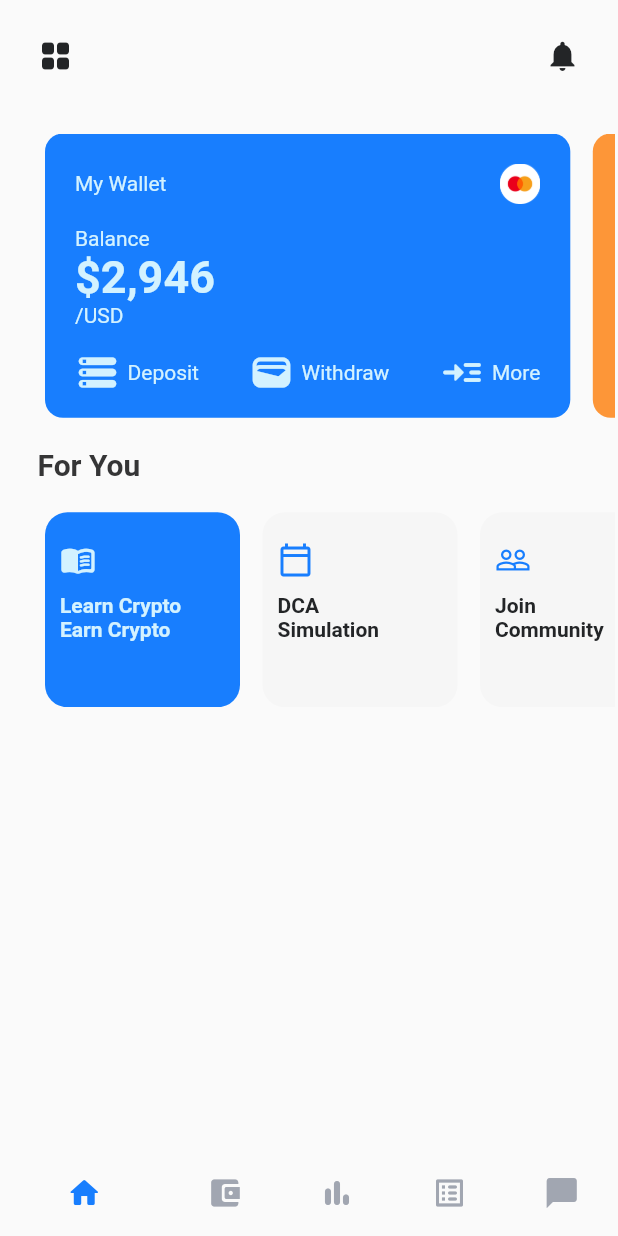
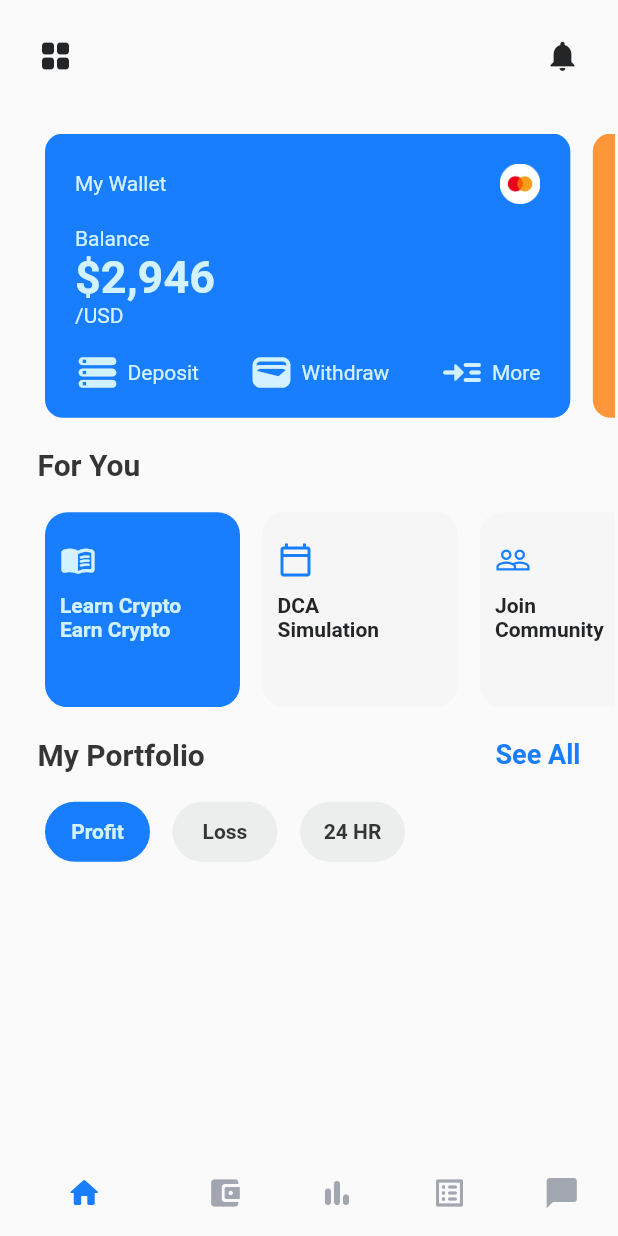
Before and after one commit to JerryAgbesi/Flutter_mini_projects, a Flutter app: the screen it shows after launch, on a phone screen of 412 x 824 dp. Run offline on Flutter 3.47's test engine with Material 2 defaults, Android fonts, the phone set to English and light mode, and no system bars; our stand-ins replace cached_network_image, cloud_firestore, flutter_colorpicker, flutter_dotenv, flutter_slidable, flutter_svg and 4 more; accounts and stored records are empty.

Commit message:
Add portfolio section with cards

```diff
--- a/cryptoman/lib/Screens/homepage.dart
+++ b/cryptoman/lib/Screens/homepage.dart
@@ -1,9 +1,11 @@
 import 'package:flutter/material.dart';
 import 'package:cryptoman/widgets/widgets.dart';
+import 'package:cryptoman/widgets/constants.dart';
 
 class HomePage extends StatefulWidget {
-  HomePage({super.key,});
-
+  HomePage({
+    super.key,
+  });
 
   @override
   State<HomePage> createState() => _HomePageState();
@@ -71,13 +73,7 @@ class _HomePageState extends State<HomePage> {
               padding: EdgeInsets.symmetric(horizontal: 25.0),
               child: Align(
                 alignment: Alignment.centerLeft,
-                child: Text(
-                  "For You",
-                  style: TextStyle(
-                      color: Color(0xFF353536),
-                      fontWeight: FontWeight.bold,
-                      fontSize: 20),
-                ),
+                child: Text("For You", style: labelText),
               ),
             ),
             SizedBox(
@@ -97,6 +93,43 @@ class _HomePageState extends State<HomePage> {
                     return ForYouCards[index];
                   }),
             ),
+            SizedBox(
+              height: 20,
+            ),
+            Padding(
+              padding: const EdgeInsets.symmetric(horizontal: 25.0),
+              child: Row(
+                mainAxisAlignment: MainAxisAlignment.spaceBetween,
+                children: [
+                  Text(
+                    "My Portfolio",
+                    style: labelText,
+                  ),
+                  Text(
+                    "See All",
+                    style: labelText.copyWith(
+                        color: Color(0xFF187efe), fontSize: 18),
+                  )
+                ],
+              ),
+            ),
+            const SizedBox(
+              height: 20,
+            ),
+            Container(
+              padding: EdgeInsets.fromLTRB(30, 0, 2, 0),
+              height: 40,
+              width: double.infinity,
+              child: ListView.separated(
+                  separatorBuilder: (context, index) => SizedBox(
+                        width: 15,
+                      ),
+                  scrollDirection: Axis.horizontal,
+                  itemCount: pCards.length,
+                  itemBuilder: (BuildContext context, int index) {
+                    return pCards[index];
+                  }),
+            )
           ]),
         ),
       );
--- a/cryptoman/lib/widgets/constants.dart
+++ b/cryptoman/lib/widgets/constants.dart
@@ -1,3 +1,10 @@
+import 'package:cryptoman/widgets/for_you_card.dart';
 import 'package:flutter/material.dart';
 
 const debitCardText = TextStyle(color: Color(0xFFD3F2FF));
+const forYouCardText = TextStyle(color: Color(0xFF353536));
+const labelText = TextStyle(
+  color: Color(0xFF353536),
+  fontWeight: FontWeight.bold,
+  fontSize: 20,
+);
--- /dev/null
+++ b/cryptoman/lib/widgets/portfolio_cards.dart
@@ -0,0 +1,33 @@
+import 'package:flutter/material.dart';
+
+class PortfolioCard extends StatelessWidget {
+  PortfolioCard({super.key, required this.text, required this.selected});
+
+  final String text;
+  final bool selected;
+
+  @override
+  Widget build(BuildContext context) {
+    return Container(
+      // padding: EdgeInsets.all(10),
+      width: 70,
+      decoration: BoxDecoration(
+        color: selected ? Color(0xFF187efe) : Color(0xFFECEEEE),
+        borderRadius: BorderRadius.circular(50),
+      ),
+      child: Center(
+          child: Text(
+        "$text",
+        style: TextStyle(
+            fontWeight: FontWeight.w600,
+            color: selected ? Color(0xFFD3F2FF) : Color(0xFF353536)),
+      )),
+    );
+  }
+}
+
+List<PortfolioCard> pCards = [
+  PortfolioCard(text: "Profit", selected: true),
+  PortfolioCard(text: "Loss", selected: false),
+  PortfolioCard(text: "24 HR", selected: false)
+];
--- a/cryptoman/lib/widgets/widgets.dart
+++ b/cryptoman/lib/widgets/widgets.dart
@@ -1,2 +1,3 @@
 export 'debit_card.dart';
 export 'for_you_card.dart';
+export 'portfolio_cards.dart';
```
